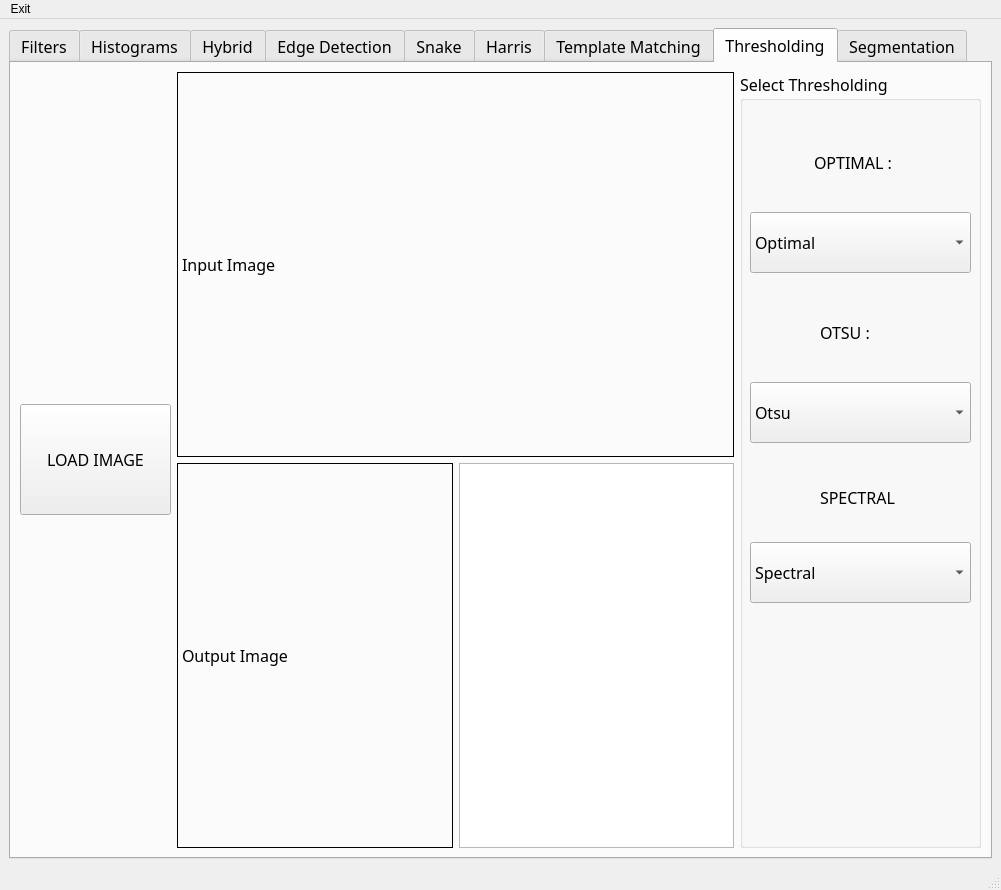
Qt form Task4/ImageView.ui (mennahamdy33/CV) before a commit.
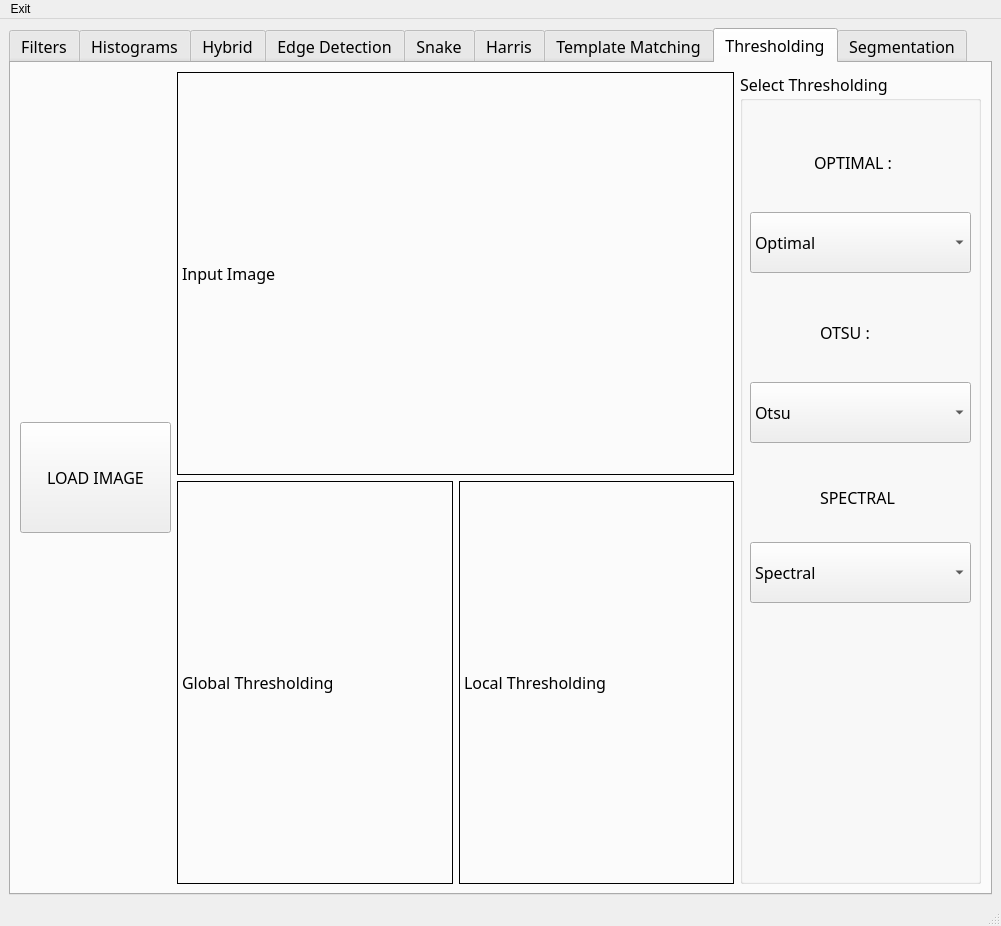
The same form after that commit. The open tabs and pages were chosen to show the change. Custom widgets are drawn as their Qt base class.

What changed in the file:
```diff
--- a/Task4/ImageView.ui
+++ b/Task4/ImageView.ui
@@ -7,7 +7,7 @@
     <x>0</x>
     <y>0</y>
     <width>1001</width>
-    <height>792</height>
+    <height>926</height>
    </rect>
   </property>
   <property name="windowTitle">
@@ -17,6 +17,12 @@
    <layout class="QGridLayout" name="gridLayout_5">
     <item row="0" column="0">
      <widget class="QTabWidget" name="tabWidget">
+      <property name="sizePolicy">
+       <sizepolicy hsizetype="Preferred" vsizetype="Preferred">
+        <horstretch>0</horstretch>
+        <verstretch>0</verstretch>
+       </sizepolicy>
+      </property>
       <property name="font">
        <font>
         <family>Myanmar Text</family>
@@ -1451,11 +1457,9 @@
        <attribute name="title">
         <string>Thresholding</string>
        </attribute>
-       <layout class="QGridLayout" name="gridLayout_12">
-        <item row="0" column="0">
          <layout class="QGridLayout" name="gridLayout_10">
           <item row="0" column="0">
-           <layout class="QVBoxLayout" name="verticalLayout_10">
+         <layout class="QHBoxLayout" name="horizontalLayout_25">
             <item>
              <widget class="QPushButton" name="loadTab9">
               <property name="sizePolicy">
@@ -1481,9 +1485,7 @@
               </property>
              </widget>
             </item>
-           </layout>
-          </item>
-          <item row="0" column="1">
+          <item>
            <layout class="QVBoxLayout" name="verticalLayout_13">
             <item>
              <widget class="QLabel" name="inputTab9">
@@ -1515,25 +1517,31 @@
                  <enum>QFrame::Box</enum>
                 </property>
                 <property name="text">
-                 <string>Output Image</string>
+                 <string>Global Thresholding</string>
                 </property>
                </widget>
               </item>
               <item>
-               <widget class="QGraphicsView" name="histogramTab9">
+               <widget class="QLabel" name="localTab9">
                 <property name="sizePolicy">
                  <sizepolicy hsizetype="Expanding" vsizetype="Expanding">
                   <horstretch>0</horstretch>
                   <verstretch>0</verstretch>
                  </sizepolicy>
                 </property>
+                <property name="frameShape">
+                 <enum>QFrame::Box</enum>
+                </property>
+                <property name="text">
+                 <string>Local Thresholding</string>
+                </property>
                </widget>
               </item>
              </layout>
             </item>
            </layout>
           </item>
-          <item row="0" column="2">
+          <item>
            <widget class="QGroupBox" name="selectThresholding">
             <property name="sizePolicy">
              <sizepolicy hsizetype="Fixed" vsizetype="Preferred">
```
Left out of the diff: 4 changed lines with no effect on the pictures. Lines whose indentation alone changed are shown as unchanged.
